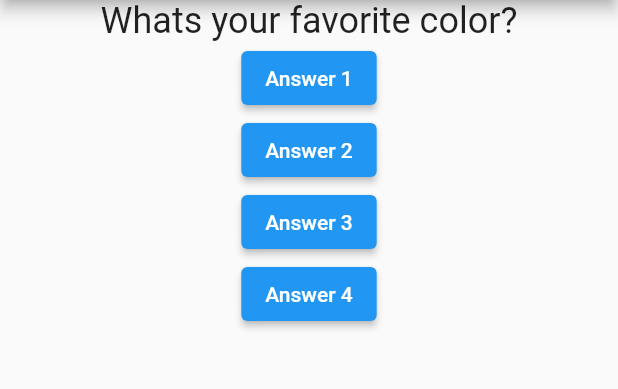
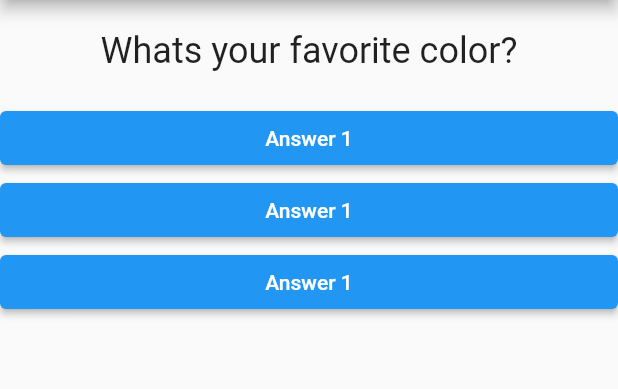
Before and after one commit to jason469/Mocha, a Flutter app: the screen it shows after launch, on a phone screen of 412 x 824 dp, the part 84-473 px from its top. Run offline on Flutter 3.47's test engine with Material 2 defaults, Android fonts, the phone set to English and light mode, and no system bars.

Commit message:
Dummy App

```diff
--- /dev/null
+++ b/lib/answer.dart
@@ -0,0 +1,18 @@
+import 'package:flutter/material.dart';
+
+class Answer extends StatelessWidget {
+  final VoidCallback selectHandler;
+
+  Answer({required this.selectHandler});
+
+  @override
+  Widget build(BuildContext context) {
+    return SizedBox(
+      width: double.infinity,
+      child: ElevatedButton(
+        onPressed: selectHandler,
+        child: const Text('Answer 1'),
+      ),
+    );
+  }
+}
--- a/lib/main.dart
+++ b/lib/main.dart
@@ -2,6 +2,7 @@ import 'package:flutter/material.dart';
 import 'package:mocha/main.dart';
 
 import './question.dart';
+import './answer.dart';
 
 void main() {
   runApp(MyApp());
@@ -28,8 +29,18 @@ class _MyAppState extends State<MyApp> {
   @override
   Widget build(BuildContext context) {
     var questions = [
-      'Whats your favorite color?',
-      'Whats your favorite animal?',
+      {
+        'questionText': 'Whats your favorite color?',
+        'answers': ['Black', 'Red', 'Green', 'White'],
+      },
+      {
+        'questionText': 'Whats your favorite animal?',
+        'answers': ['Cat', 'Dog', 'Rabbit', 'Fish'],
+      },
+      {
+        'questionText': 'Whats your favorite phone?',
+        'answers': ['iPhone', 'Android', 'Oppo', 'Huawei'],
+      },
     ];
     return MaterialApp(
       home: Scaffold(
@@ -39,23 +50,16 @@ class _MyAppState extends State<MyApp> {
         body: Column(
           children: [
             Question(
-              questionText: questions[_questionIndex],
+              questionText: questions[_questionIndex]['questionText'],
             ),
-            ElevatedButton(
-              onPressed: _answerQuestion,
-              child: const Text('Answer 1'),
+            Answer(
+              selectHandler: _answerQuestion,
             ),
-            ElevatedButton(
-              onPressed: _answerQuestion,
-              child: const Text('Answer 2'),
+            Answer(
+              selectHandler: _answerQuestion,
             ),
-            ElevatedButton(
-              onPressed: _answerQuestion,
-              child: const Text('Answer 3'),
-            ),
-            ElevatedButton(
-              onPressed: _answerQuestion,
-              child: const Text('Answer 4'),
+            Answer(
+              selectHandler: _answerQuestion,
             ),
           ],
         ),
--- a/lib/question.dart
+++ b/lib/question.dart
@@ -9,6 +9,7 @@ class Question extends StatelessWidget {
   Widget build(BuildContext context) {
     return Container(
       width: double.infinity,
+      margin: EdgeInsets.all(20),
       child: Text(
         questionText,
         style: TextStyle(fontSize: 24),
```
